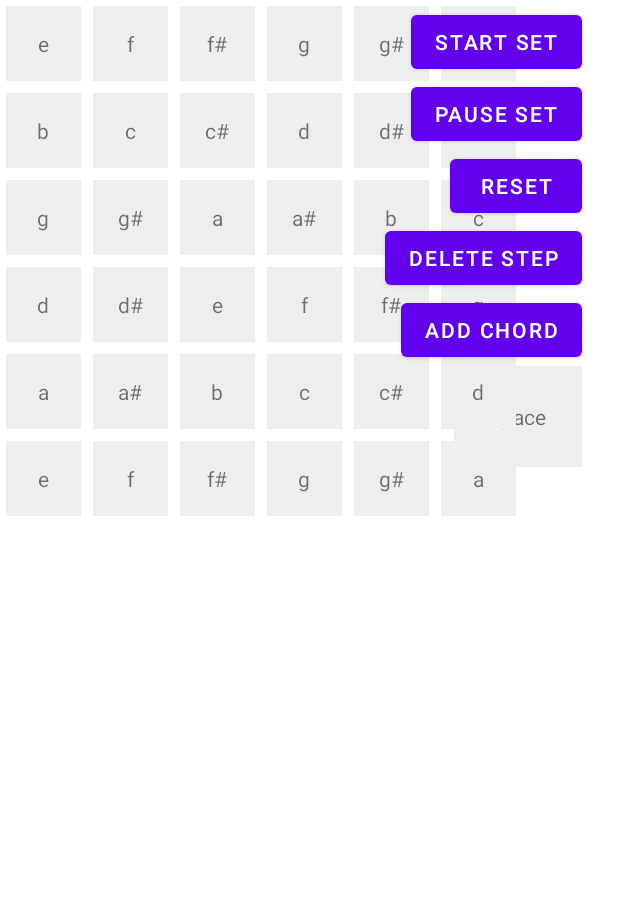
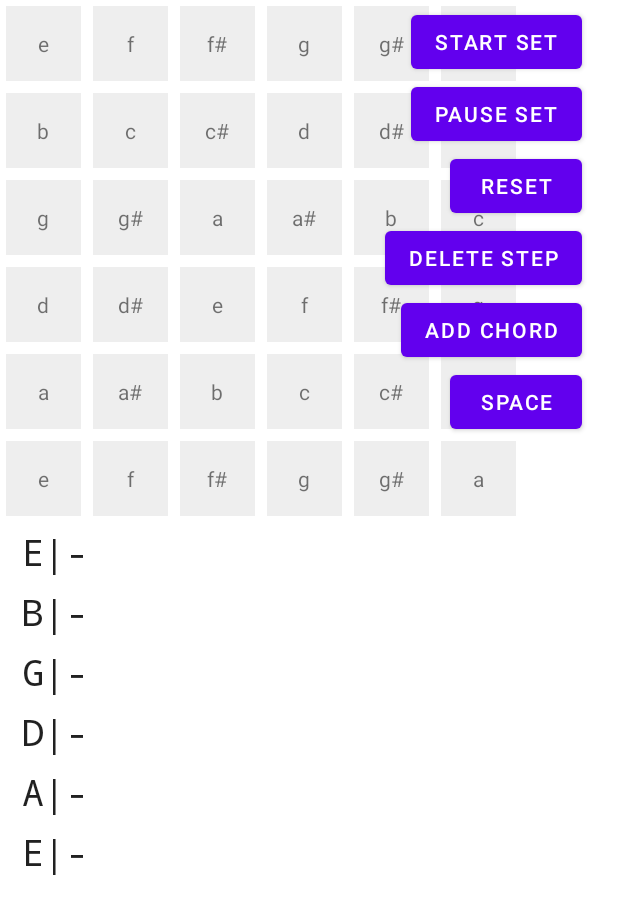
Before and after one commit to ItamarSter/Backing-Tracks, an Android app: the layout activity_main.xml on its own in the app's theme, with its tools: preview values and no code run, on a phone screen of 412 x 824 dp. Shown: the top 914 px of the screen. Run offline under Robolectric (Android 15) with nearby library versions, the light colour scheme and no system bars.

Commit message:
added tabs creator

```diff
--- a/app/src/main/AndroidManifest.xml
+++ b/app/src/main/AndroidManifest.xml
@@ -11,7 +11,7 @@
         android:supportsRtl="false"
         android:theme="@style/Theme.BackingTracks">
         <activity
-            android:name=".MainActivity"
+            android:name=".presentation.MainActivity"
             android:screenOrientation="landscape"
             android:exported="true">
             <intent-filter>
--- a/app/src/main/java/itamar/stern/backingtracks/media_player/Track.kt
+++ b/app/src/main/java/itamar/stern/backingtracks/core/Track.kt
@@ -1,6 +1,6 @@
-package itamar.stern.backingtracks.media_player
+package itamar.stern.backingtracks.core
 
-import itamar.stern.backingtracks.AddingNotesMode
+import itamar.stern.backingtracks.presentation.AddingNotesMode
 import kotlinx.coroutines.flow.MutableStateFlow
 
 object Track {
--- a/app/src/main/java/itamar/stern/backingtracks/custom_views/NoteView.kt
+++ b/app/src/main/java/itamar/stern/backingtracks/custom_views/NoteView.kt
@@ -4,10 +4,12 @@ import android.content.Context
 import android.graphics.Color
 import android.util.AttributeSet
 import android.widget.TextView
-import itamar.stern.backingtracks.AddingNotesMode
+import itamar.stern.backingtracks.AudioMaps
+import itamar.stern.backingtracks.presentation.AddingNotesMode
 import itamar.stern.backingtracks.R
+import itamar.stern.backingtracks.core.TabsManager
 import itamar.stern.backingtracks.media_player.MyMediaPlayer
-import itamar.stern.backingtracks.media_player.Track
+import itamar.stern.backingtracks.core.Track
 
 class NoteView(
     context: Context,
@@ -23,12 +25,16 @@ class NoteView(
         val typedArray = context.obtainStyledAttributes(attrs, R.styleable.NoteView)
         val noteFile = typedArray.getResourceId(R.styleable.NoteView_noteFile, 0)
         typedArray.recycle()
+        val id = resources.getResourceEntryName(id)
 
         setOnClickListener {
             noteFile.apply {
+                val line = AudioMaps.acousticGuitarMap[id]?.split("#")?.get(0)
+                val fret = AudioMaps.acousticGuitarMap[id]?.split("#")?.get(1)
                 when(Track.chordButtonMode.value) {
                     AddingNotesMode.SINGLE -> {
                         Track.section.add(mutableListOf(this))
+                        TabsManager.addSingleTab(line!!, fret!!)
                     }
                     AddingNotesMode.CHORD -> {
                         Track.section[Track.section.size - 1].add(this)
--- /dev/null
+++ b/app/src/main/java/itamar/stern/backingtracks/custom_views/TabLine.kt
@@ -0,0 +1,13 @@
+package itamar.stern.backingtracks.custom_views
+
+import android.content.Context
+import android.util.AttributeSet
+import android.widget.TextView
+
+class TabLine (
+    context: Context,
+    attrs: AttributeSet? = null
+) : TextView(
+    context,
+    attrs
+)
--- a/app/src/main/java/itamar/stern/backingtracks/di/AppModule.kt
+++ b/app/src/main/java/itamar/stern/backingtracks/di/AppModule.kt
@@ -1,6 +1,6 @@
 package itamar.stern.backingtracks.di
 
-import itamar.stern.backingtracks.MainViewModel
+import itamar.stern.backingtracks.presentation.MainViewModel
 import itamar.stern.backingtracks.media_player.MyMediaPlayer
 import org.koin.androidx.viewmodel.dsl.viewModel
 import org.koin.dsl.module
--- a/app/src/main/java/itamar/stern/backingtracks/media_player/MyMediaPlayer.kt
+++ b/app/src/main/java/itamar/stern/backingtracks/media_player/MyMediaPlayer.kt
@@ -2,7 +2,7 @@ package itamar.stern.backingtracks.media_player
 
 import android.content.Context
 import android.media.MediaPlayer
-import androidx.annotation.RawRes
+import itamar.stern.backingtracks.core.Track
 import java.util.*
 
 class MyMediaPlayer(
--- a/app/src/main/res/layout/activity_main.xml
+++ b/app/src/main/res/layout/activity_main.xml
@@ -4,7 +4,7 @@
     xmlns:tools="http://schemas.android.com/tools"
     android:layout_width="match_parent"
     android:layout_height="match_parent"
-    tools:context=".MainActivity">
+    tools:context=".presentation.MainActivity">
 
 
     <Button
@@ -41,11 +41,10 @@
         app:layout_constraintEnd_toEndOf="@+id/btnResetSet"
         app:layout_constraintTop_toBottomOf="@+id/btnResetSet" />
 
-    <itamar.stern.backingtracks.custom_views.NoteView
+    <Button
+        android:id="@+id/btnSpace"
         android:layout_width="wrap_content"
         android:layout_height="wrap_content"
-        android:background="@color/teal_200"
-        android:padding="24dp"
         android:text="space"
         app:layout_constraintEnd_toEndOf="@+id/btnChord"
         app:layout_constraintTop_toBottomOf="@+id/btnChord" />
@@ -65,6 +64,11 @@
         app:layout_constraintEnd_toStartOf="@+id/btnDeleteStep"
         app:layout_constraintStart_toStartOf="parent"
         app:layout_constraintTop_toTopOf="parent">
+
+        <LinearLayout
+            android:layout_width="match_parent"
+            android:layout_height="wrap_content"
+            android:orientation="vertical">
 
 
             <HorizontalScrollView
@@ -282,7 +286,7 @@
                         android:layout_height="match_parent">
 
                         <itamar.stern.backingtracks.custom_views.NoteView
-                        android:id="@+id/d2"
+                            android:id="@+id/d22"
                             android:layout_width="50dp"
                             android:layout_height="50dp"
                             android:layout_margin="4dp"
@@ -347,7 +351,7 @@
                         android:layout_height="match_parent">
 
                         <itamar.stern.backingtracks.custom_views.NoteView
-                        android:id="@+id/a1"
+                            android:id="@+id/a12"
                             android:layout_width="50dp"
                             android:layout_height="50dp"
                             android:layout_margin="4dp"
@@ -398,7 +402,7 @@
                             app:noteFile="@raw/cs2" />
 
                         <itamar.stern.backingtracks.custom_views.NoteView
-                        android:id="@+id/d22"
+                            android:id="@+id/d2"
                             android:layout_width="50dp"
                             android:layout_height="50dp"
                             android:layout_margin="4dp"
@@ -463,7 +467,7 @@
                             app:noteFile="@raw/gs1" />
 
                         <itamar.stern.backingtracks.custom_views.NoteView
-                        android:id="@+id/a12"
+                            android:id="@+id/a1"
                             android:layout_width="50dp"
                             android:layout_height="50dp"
                             android:layout_margin="4dp"
@@ -476,5 +480,43 @@
                     </TableRow>
                 </TableLayout>
             </HorizontalScrollView>
+
+            <itamar.stern.backingtracks.custom_views.TabLine
+                android:id="@+id/tabLine6"
+                android:layout_width="match_parent"
+                android:layout_height="40dp"
+                style="@style/TabLineStyle"
+                android:text=" E|-" />
+            <itamar.stern.backingtracks.custom_views.TabLine
+                android:id="@+id/tabLine5"
+                android:layout_width="match_parent"
+                style="@style/TabLineStyle"
+                android:text=" B|-"
+                android:layout_height="40dp" />
+            <itamar.stern.backingtracks.custom_views.TabLine
+                android:id="@+id/tabLine4"
+                style="@style/TabLineStyle"
+                android:text=" G|-"
+                android:layout_width="match_parent"
+                android:layout_height="40dp" />
+            <itamar.stern.backingtracks.custom_views.TabLine
+                android:id="@+id/tabLine3"
+                style="@style/TabLineStyle"
+                android:text=" D|-"
+                android:layout_width="match_parent"
+                android:layout_height="40dp" />
+            <itamar.stern.backingtracks.custom_views.TabLine
+                android:id="@+id/tabLine2"
+                style="@style/TabLineStyle"
+                android:text=" A|-"
+                android:layout_width="match_parent"
+                android:layout_height="40dp" />
+            <itamar.stern.backingtracks.custom_views.TabLine
+                android:id="@+id/tabLine1"
+                style="@style/TabLineStyle"
+                android:text=" E|-"
+                android:layout_width="match_parent"
+                android:layout_height="40dp" />
+        </LinearLayout>
     </ScrollView>
 </androidx.constraintlayout.widget.ConstraintLayout>
--- /dev/null
+++ b/app/src/main/res/values/style.xml
@@ -0,0 +1,9 @@
+<?xml version="1.0" encoding="utf-8"?>
+<resources>
+    <style name="TabLineStyle" parent="@style/Theme.BackingTracks">
+        <item name="android:fontFamily">monospace</item>
+        <item name="android:textSize">24sp</item>
+        <item name="android:gravity">center_vertical</item>
+    </style>
+
+</resources>
--- a/app/src/main/res/values/themes.xml
+++ b/app/src/main/res/values/themes.xml
@@ -1,6 +1,6 @@
 <resources xmlns:tools="http://schemas.android.com/tools">
     <!-- Base application theme. -->
-    <style name="Theme.BackingTracks" parent="Theme.MaterialComponents.DayNight.DarkActionBar">
+    <style name="Theme.BackingTracks" parent="Theme.MaterialComponents.DayNight.NoActionBar">
         <!-- Primary brand color. -->
         <item name="colorPrimary">@color/purple_500</item>
         <item name="colorPrimaryVariant">@color/purple_700</item>
```
Also changed, not shown: app/src/main/java/itamar/stern/backingtracks/AudioMaps.kt (+41 -37 lines), app/src/main/java/itamar/stern/backingtracks/MainActivity.kt (deleted, +0 -68 lines), app/src/main/java/itamar/stern/backingtracks/core/TabsManager.kt (added, +25 -0 lines), app/src/main/java/itamar/stern/backingtracks/presentation/MainActivity.kt (added, +107 -0 lines), app/src/main/java/itamar/stern/backingtracks/presentation/MainViewModel.kt (renamed from app/src/main/java/itamar/stern/backingtracks/MainViewModel.kt, +8 -2 lines). Lines whose indentation alone changed are shown as unchanged.
